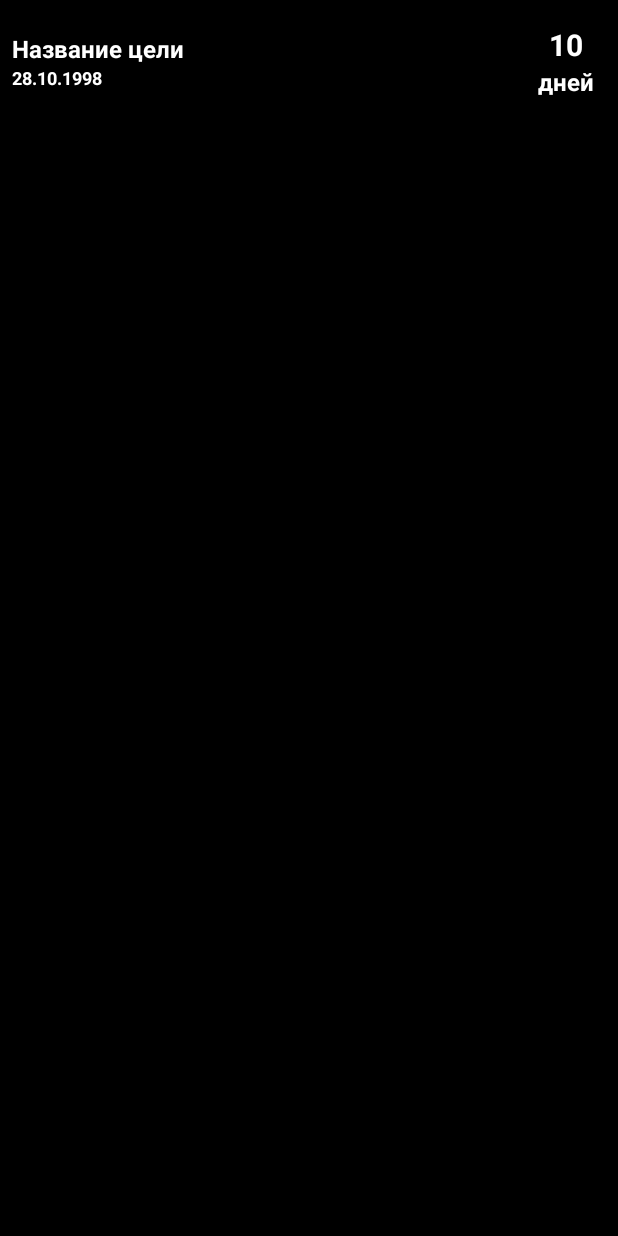
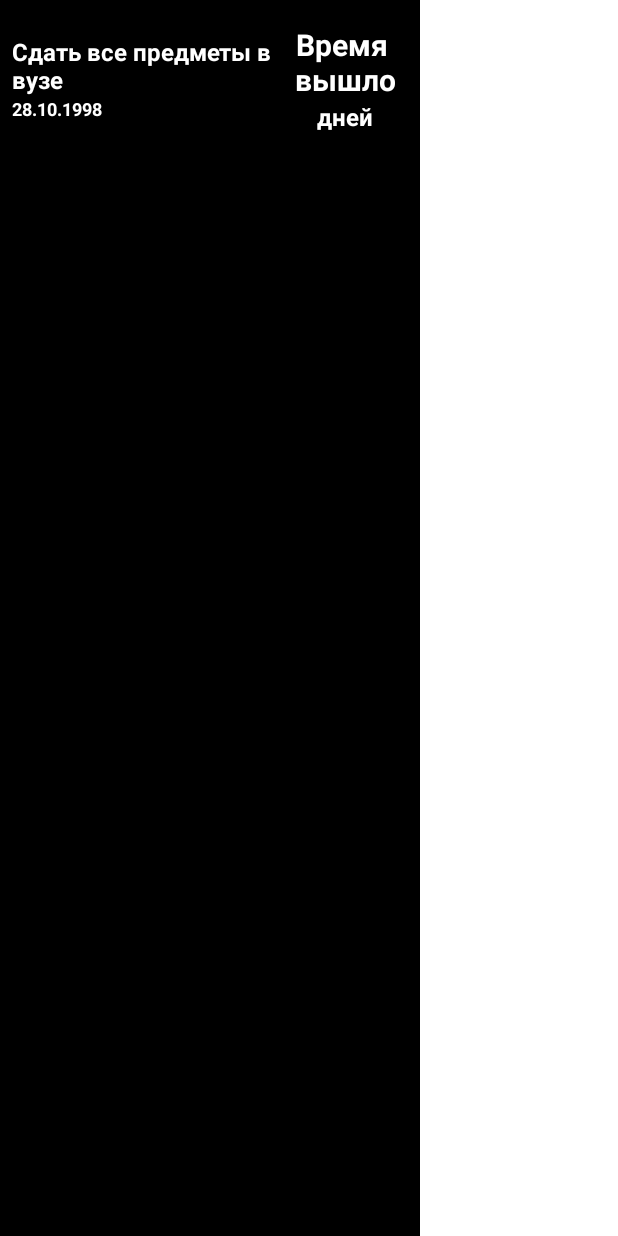
Before and after one commit to wgfxer/ProjectPurpose, an Android app: the layout widget_layout_wide.xml on its own in the app's theme, with its tools: preview values and no code run, on a phone screen of 412 x 824 dp. Run offline under Robolectric (Android 15) with nearby library versions, the phone set to English and light mode, and no system bars.

Commit message:
fixed widget textview text bias

```diff
--- a/app/src/main/java/com/wgfxer/projectpurpose/data/database/PurposeConverter.java
+++ b/app/src/main/java/com/wgfxer/projectpurpose/data/database/PurposeConverter.java
@@ -32,5 +32,5 @@ public class PurposeConverter {
     public Date toDate(long dateLong) {
         return new Date(dateLong);
     }
-
+asdsadasd
 }
--- a/app/src/main/java/com/wgfxer/projectpurpose/presentation/view/widget/AppWidgetConfigActivity.java
+++ b/app/src/main/java/com/wgfxer/projectpurpose/presentation/view/widget/AppWidgetConfigActivity.java
@@ -13,7 +13,6 @@ import android.widget.RemoteViews;
 
 import com.wgfxer.projectpurpose.R;
 import com.wgfxer.projectpurpose.helper.PreferencesHelper;
-import com.wgfxer.projectpurpose.helper.WidgetHelper;
 import com.wgfxer.projectpurpose.models.Purpose;
 import com.wgfxer.projectpurpose.presentation.view.purposeslist.PurposesAdapter;
 import com.wgfxer.projectpurpose.presentation.viewmodel.PurposeViewModel;
--- a/app/src/main/java/com/wgfxer/projectpurpose/helper/WidgetHelper.java
+++ b/app/src/main/java/com/wgfxer/projectpurpose/presentation/view/widget/WidgetHelper.java
@@ -1,4 +1,4 @@
-package com.wgfxer.projectpurpose.helper;
+package com.wgfxer.projectpurpose.presentation.view.widget;
 
 import android.app.PendingIntent;
 import android.content.Context;
@@ -10,6 +10,7 @@ import android.view.View;
 import android.widget.RemoteViews;
 
 import com.wgfxer.projectpurpose.R;
+import com.wgfxer.projectpurpose.helper.Utils;
 import com.wgfxer.projectpurpose.models.Purpose;
 import com.wgfxer.projectpurpose.models.PurposeTheme;
 import com.wgfxer.projectpurpose.presentation.view.MainActivity;
@@ -48,8 +49,9 @@ public class WidgetHelper {
             String daysLabel = (context.getResources().getQuantityString(R.plurals.days_count,daysToPurpose)).substring(5);
             remoteViews.setCharSequence(R.id.label_days, "setText",
                     daysLabel);
+            remoteViews.setViewVisibility(R.id.label_days, View.VISIBLE);
         } else {
-            remoteViews.setCharSequence(R.id.text_view_days, "setText", context.getString(R.string.time_end_text));
+            remoteViews.setCharSequence(R.id.text_view_days, "setText", context.getString(R.string.time_end_text_widget));
             remoteViews.setViewVisibility(R.id.label_days, View.GONE);
         }
     }
--- a/app/src/main/java/com/wgfxer/projectpurpose/presentation/view/widget/WidgetProvider.java
+++ b/app/src/main/java/com/wgfxer/projectpurpose/presentation/view/widget/WidgetProvider.java
@@ -10,7 +10,6 @@ import com.wgfxer.projectpurpose.data.database.ProjectPurposeDatabase;
 import com.wgfxer.projectpurpose.data.repository.PurposesRepository;
 import com.wgfxer.projectpurpose.domain.IPurposesRepository;
 import com.wgfxer.projectpurpose.helper.PreferencesHelper;
-import com.wgfxer.projectpurpose.helper.WidgetHelper;
 import com.wgfxer.projectpurpose.models.Purpose;
 
 import java.util.concurrent.Executors;
--- a/app/src/main/res/layout/widget_layout_wide.xml
+++ b/app/src/main/res/layout/widget_layout_wide.xml
@@ -1,6 +1,7 @@
 <?xml version="1.0" encoding="utf-8"?>
 <RelativeLayout xmlns:android="http://schemas.android.com/apk/res/android"
     android:layout_width="match_parent"
+    tools:layout_width="280dp"
     android:layout_height="wrap_content"
     xmlns:tools="http://schemas.android.com/tools"
     android:id="@+id/relative_layout"
@@ -35,7 +36,7 @@
                 android:textSize="16sp"
                 android:textStyle="bold"
                 android:textColor="@android:color/white"
-                tools:text="Название цели"/>
+                tools:text="Сдать все предметы в вузе"/>
             <TextView
                 android:id="@+id/text_view_date"
                 android:layout_width="wrap_content"
@@ -59,9 +60,10 @@
                 android:layout_height="wrap_content"
                 android:textSize="20sp"
                 android:textStyle="bold"
+                android:gravity="center_horizontal"
                 android:layout_gravity="center_horizontal"
                 android:textColor="@android:color/white"
-                tools:text="10"/>
+                tools:text="Время \nвышло"/>
             <TextView
                 android:id="@+id/label_days"
                 android:layout_width="wrap_content"
--- a/app/src/main/res/values/strings.xml
+++ b/app/src/main/res/values/strings.xml
@@ -31,6 +31,7 @@
     <string name="purposes_list_title">BE THE HARDEST WORKER IN THE ROOM</string>
     <string name="actions_plan_text">План действий</string>
     <string name="time_end_text">Время вышло</string>
+    <string name="time_end_text_widget">Время \nвышло</string>
     <string name="days_left_text">Осталось %s</string>
     <string name="toast_didnt_enter_goal_name">Вы не вввели название цели</string>
     <string name="toast_didnt_enter_date">Вы не выбрали дату цели</string>
```
